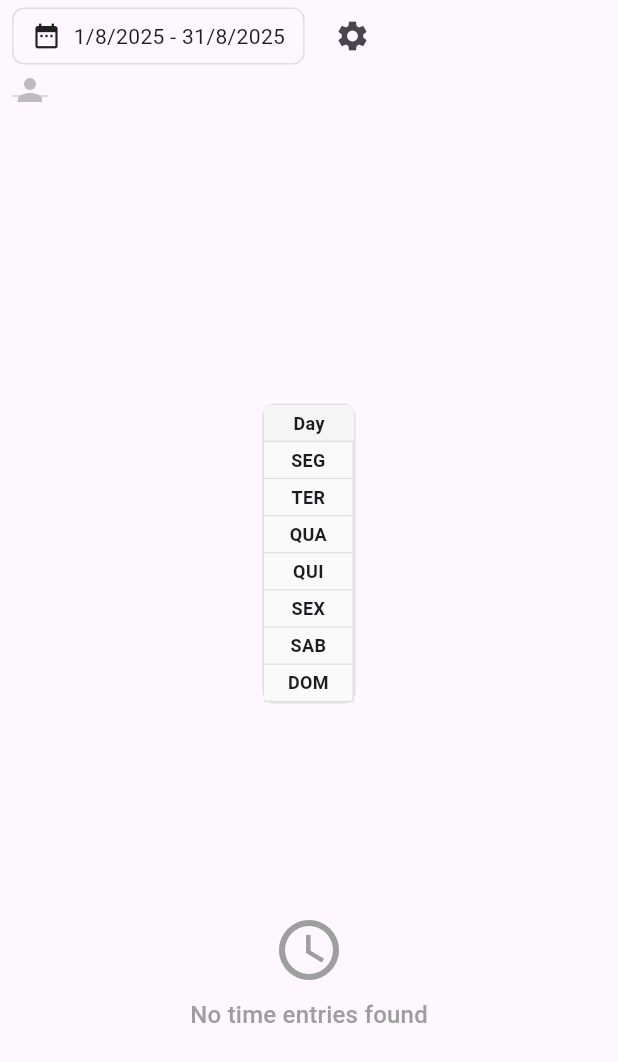
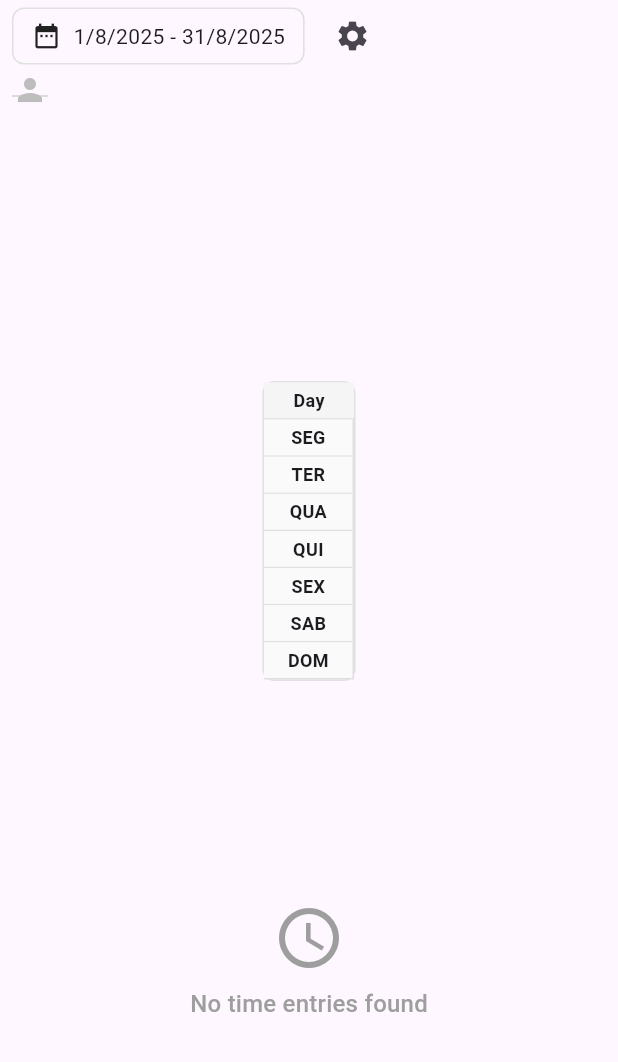
Before and after one commit to TimeLord2010/clockify_analyser, a Flutter app: the WorkspaceSummary widget shown alone on an empty page, opened directly with empty values, on a phone screen of 412 x 824 dp. Shown: the top 1062 px of the screen. Run offline on Flutter 3.47's test engine with Material 3 defaults, Android fonts, the phone set to English and light mode, and no system bars; our stand-ins replace dio, fl_chart, flutter_riverpod, gap, get_it, shared_preferences; missing offline and left inert: vit_dart_extensions; accounts and stored records are empty; network calls fail.

Commit message:
refac: total by day

```diff
--- a/lib/ui/components/organisms/workspace_summary.dart
+++ b/lib/ui/components/organisms/workspace_summary.dart
@@ -66,8 +66,8 @@ class WorkspaceSummary extends ConsumerWidget {
           height: 60,
           child: TotalGainByProject(gainManager: gainManager),
         ),
-        Gap(10),
-        SizedBox(height: 120, child: TotalByDay(gainManager: gainManager)),
+        Gap(5),
+        SizedBox(height: 110, child: TotalByDay(gainManager: gainManager)),
         Gap(2),
         SizedBox(height: 200, child: TrendingTimes(gainManager: gainManager)),
         Gap(5),
```
Also changed, not shown: lib/ui/components/molecules/total_by_day.dart (+6 -6 lines).
